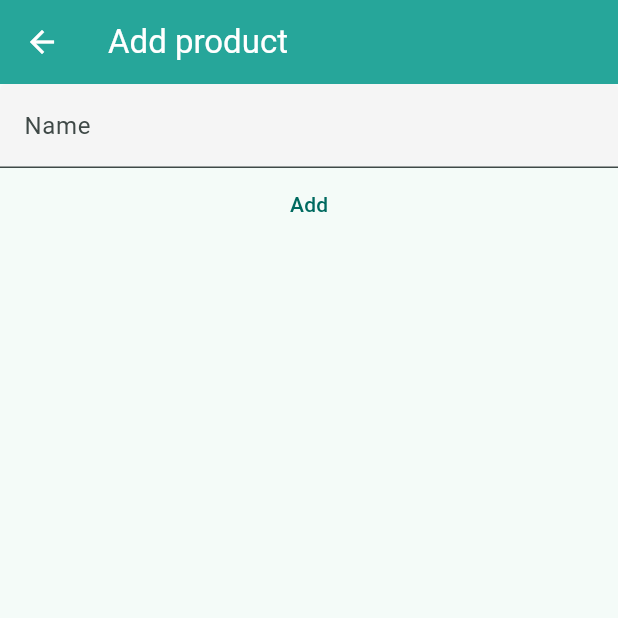
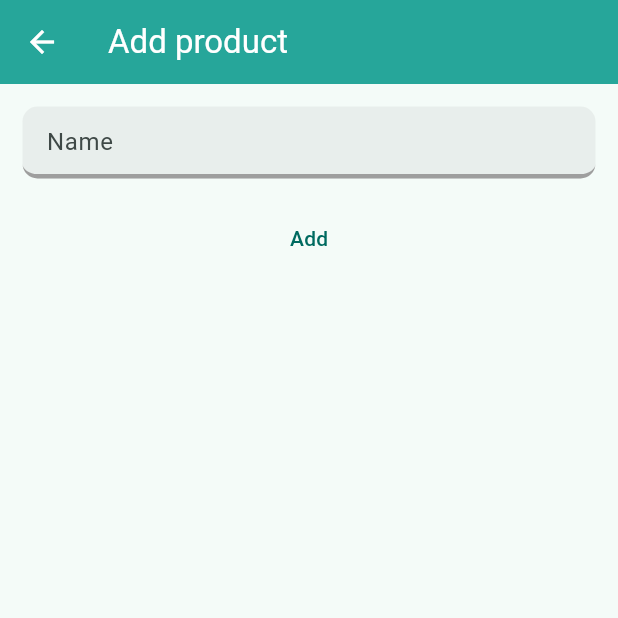
Before and after one commit to MarcPaepper/FoodTracker, a Flutter app: the AddProductView screen opened by its route, on a phone screen of 412 x 824 dp, the top half of it. Run offline on Flutter 3.47's test engine with Material 3 defaults, Android fonts, the phone set to English and light mode, and no system bars.

Commit message:
Refactor UI theme and add form validation in AddProductView

```diff
--- a/lib/views/add_product_view.dart
+++ b/lib/views/add_product_view.dart
@@ -36,22 +36,41 @@ class _AddProductViewState extends State<AddProductView> {
           switch (snapshot.connectionState) {
 
             case ConnectionState.done:
-							return Column(
+              return Padding(
+                padding: const EdgeInsets.all(7.0),
+                child: Column(
                   children: [
-									TextField(
+                    Padding(
+                      padding: const EdgeInsets.all(8.0),
+                      child: TextFormField(
                         controller: _name,
                         decoration: const InputDecoration(
                           labelText: "Name"
                         ),
+                        validator: (String? value) {
+                          devtools.log("hey");
+                          for (var prod in getProducts()) {
+                            if (prod.name == value) {
+                              return "Already taken";
+                            }
+                          }
+                          return null;
+                        },
+                        autovalidateMode: AutovalidateMode.onUserInteraction,
                       ),
-									TextButton(
+                    ),
+                    Padding(
+                      padding: const EdgeInsets.all(8.0),
+                      child: TextButton(
                         onPressed: () {
                           final name = _name.text;
                           devtools.log("name $name");
                         },
                         child: const Text("Add")
                       ),
+                    ),
                   ]
+                ),
               );
             case ConnectionState.none:
             case ConnectionState.waiting:
@@ -75,3 +94,7 @@ class _AddProductViewState extends State<AddProductView> {
     );
   }
 }
+
+// check whether name is unique
+void checkName(String name) {
+}
```
Also changed, not shown: lib/main.dart (+30 -1 lines). Lines whose indentation alone changed are shown as unchanged.
